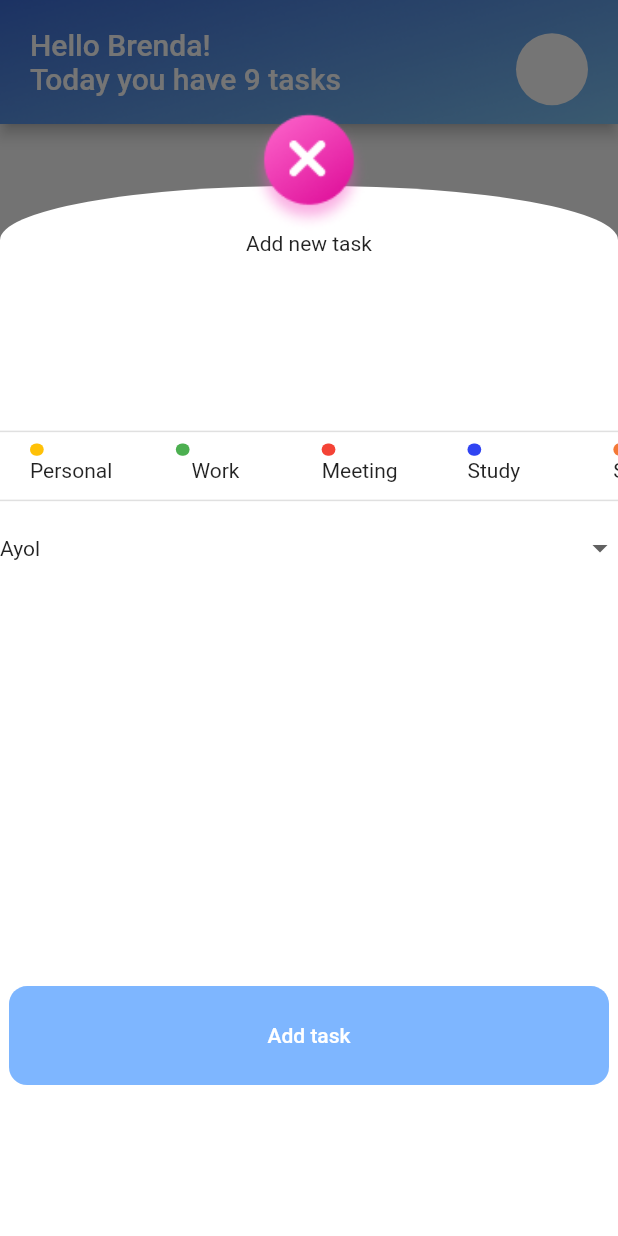
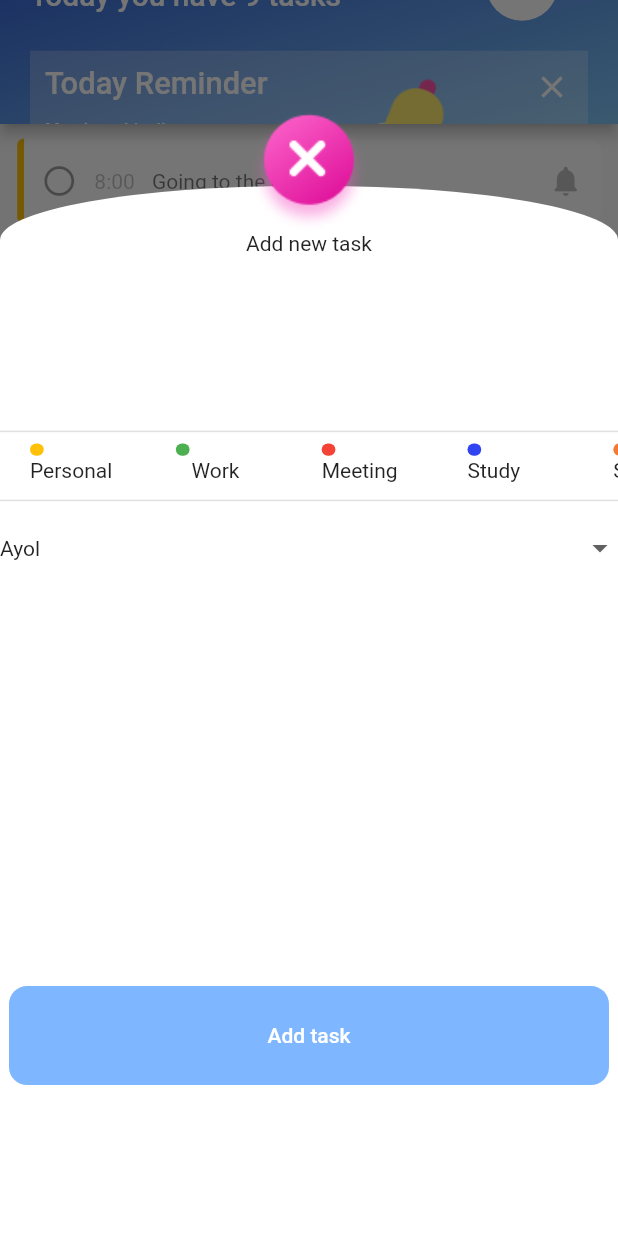
Before and after one commit to adevsgithub/Udevs-Project, a Flutter app: the MainTabsPage screen opened directly, after a tap on the "add" icon, on a phone screen of 412 x 824 dp. Run offline on Flutter 3.47's test engine with Material 2 defaults, Android fonts, the phone set to English and light mode, and no system bars; our stand-ins replace flutter_bloc, flutter_screenutil, flutter_svg.

Commit message:
Changa Abdurahmon push

```diff
--- a/lib/main.dart
+++ b/lib/main.dart
@@ -1,6 +1,7 @@
 import 'package:flutter/material.dart';
 import 'package:flutter_screenutil/flutter_screenutil.dart';
 import 'package:udevs_project/ui/main_tab_page.dart';
+import 'package:udevs_project/ui/onboard_screen.dart';
 
 void main() {
   runApp(const MyApp());
@@ -23,8 +24,8 @@ class MyApp extends StatelessWidget {
           theme: ThemeData(
             primarySwatch: Colors.blue,
           ),
-          // home: const OnboardScreen(),
-          home: MainTabsPage(),
+          home: const OnboardScreen(),
+          // home: const MainTabsPage(),
         );
       },
     );
--- /dev/null
+++ b/lib/models/task.dart
@@ -0,0 +1,15 @@
+import 'package:flutter/material.dart';
+
+enum TaskCategory { personal, work, meeting, shopping, party, study }
+
+class Task {
+  final String title;
+  final TimeOfDay time;
+  final TaskCategory category;
+
+  Task({
+    required this.title,
+    this.time = const TimeOfDay(hour: 00, minute: 00),
+    this.category = TaskCategory.personal,
+  });
+}
--- /dev/null
+++ b/lib/ui/alert-dialog.dart/alert-dialog.dart
@@ -0,0 +1,47 @@
+// ignore_for_file: file_names
+
+import 'package:flutter/material.dart';
+import 'package:flutter_screenutil/flutter_screenutil.dart';
+
+class MyAlertDialog extends StatelessWidget {
+  const MyAlertDialog({super.key});
+
+  @override
+  Widget build(BuildContext context) {
+    return Container(
+      padding: const EdgeInsets.all(10),
+      width: 340.w,
+      height: 90.h,
+      color: Colors.white24,
+      child: Row(
+        crossAxisAlignment: CrossAxisAlignment.start,
+        mainAxisAlignment: MainAxisAlignment.spaceBetween,
+        children: [
+          Column(
+            crossAxisAlignment: CrossAxisAlignment.start,
+            mainAxisAlignment: MainAxisAlignment.spaceBetween,
+            children: [
+              Text('Today Reminder', style: TextStyle(fontWeight: FontWeight.w500, fontSize: 20.sp)),
+              Text('Meeting with client', style: TextStyle(fontSize: 11.sp)),
+              Text('13.00 PM', style: TextStyle(fontSize: 11.sp)),
+            ],
+          ),
+          Padding(
+            padding: const EdgeInsets.only(left: 40.0),
+            child: Image.asset(
+              'assets/icons/bell (1).png',
+              cacheHeight: 100,
+            ),
+          ),
+          IconButton(
+            padding: const EdgeInsets.only(bottom: 20, left: 20),
+            onPressed: () {},
+            icon: const Icon(
+              Icons.close,
+            ),
+          ),
+        ],
+      ),
+    );
+  }
+}
--- /dev/null
+++ b/lib/ui/categories_screen.dart
@@ -0,0 +1,42 @@
+import 'package:flutter/material.dart';
+import 'package:flutter_screenutil/flutter_screenutil.dart';
+
+class CategoriesScreen extends StatelessWidget {
+  const CategoriesScreen({super.key});
+
+  @override
+  Widget build(BuildContext context) {
+    return SingleChildScrollView(
+      child: GridView.builder(
+        itemCount: 6,
+        gridDelegate: SliverGridDelegateWithFixedCrossAxisCount(
+          crossAxisSpacing: 20,
+          crossAxisCount: 2,
+          mainAxisSpacing: 20,
+          mainAxisExtent: 170.h,
+        ),
+        scrollDirection: Axis.vertical,
+        shrinkWrap: true,
+        physics: const NeverScrollableScrollPhysics(),
+        itemBuilder: (context, index) {
+          return GestureDetector(
+            child: Container(
+              decoration: BoxDecoration(
+                borderRadius: BorderRadius.circular(10),
+                color: Colors.white,
+              ),
+              // height: 50.h,
+              // width: 50.w,
+              child: Column(
+                children: const [
+                  Text('Personal'),
+                  Text('24 Task'),
+                ],
+              ),
+            ),
+          );
+        },
+      ),
+    );
+  }
+}
--- a/lib/ui/constants/dot-conteiner.dart
+++ b/lib/ui/constants/dot-conteiner.dart
@@ -1,4 +1,3 @@
-import 'package:flutter/cupertino.dart';
 import 'package:flutter/material.dart';
 import 'package:flutter_screenutil/flutter_screenutil.dart';
 import 'package:udevs_project/constants/app_colors.dart';
@@ -247,7 +246,7 @@ class _MyConteiner5State extends State<MyConteiner5> {
           Container(
             decoration: BoxDecoration(
               borderRadius: BorderRadius.circular(10),
-              color: Color.fromARGB(255, 244, 120, 54),
+              color: const Color.fromARGB(255, 244, 120, 54),
             ),
             height: 8.h,
             width: 8.w,
@@ -256,9 +255,9 @@ class _MyConteiner5State extends State<MyConteiner5> {
             onTap: () {
               if (_color == Colors.transparent) {
                 setState(() {
-                  _color = Color.fromARGB(255, 244, 120, 54);
+                  _color = const Color.fromARGB(255, 244, 120, 54);
                 });
-              } else if (_color == Color.fromARGB(255, 244, 120, 54)) {
+              } else if (_color == const Color.fromARGB(255, 244, 120, 54)) {
                 setState(() {
                   _color = Colors.transparent;
                 });
--- a/lib/ui/constants/my-bottom-sheet.dart
+++ b/lib/ui/constants/my-bottom-sheet.dart
@@ -75,7 +75,7 @@ class _MyBottomSheetState extends State<MyBottomSheet> {
                 MyElevetedBtn(
                   title: 'Add task',
                   onPressed: () {},
-                  colors: Color(0xFF7EB6FF),
+                  colors: const Color(0xFF7EB6FF),
                 ),
               ],
             ),
@@ -100,21 +100,22 @@ class _MyBottomSheetState extends State<MyBottomSheet> {
 
   _myDropDown(BuildContext context) {
     return DropdownButton(
-      underline: SizedBox(),
+      underline: const SizedBox(),
       value: selectedValue,
       isExpanded: true,
       hint: Text(
         'Jinsi',
         style: TextStyle(fontSize: 14, color: Theme.of(context).hintColor),
       ),
+      // ignore: prefer_const_literals_to_create_immutables
       items: [
-        DropdownMenuItem(
+        const DropdownMenuItem(
           value: 'ayol',
-          child: Text('Ayol', style: const TextStyle(fontSize: 14)),
+          child: Text('Ayol', style: TextStyle(fontSize: 14)),
         ),
-        DropdownMenuItem(
+        const DropdownMenuItem(
           value: 'erkak',
-          child: Text('Erkak', style: const TextStyle(fontSize: 14)),
+          child: Text('Erkak', style: TextStyle(fontSize: 14)),
         ),
       ],
       onChanged: (Object? value) {},
--- a/lib/ui/empty_screen.dart
+++ b/lib/ui/empty_screen.dart
@@ -1,22 +1,27 @@
 import 'package:flutter/material.dart';
 import 'package:flutter_screenutil/flutter_screenutil.dart';
+import 'package:udevs_project/ui/categories_screen.dart';
+import 'package:udevs_project/ui/task-list.dart';
+
+import 'alert-dialog.dart/alert-dialog.dart';
 
 class EmptyScreen extends StatelessWidget {
-  const EmptyScreen({super.key});
-
+  const EmptyScreen(this.pressed, {super.key});
+  final bool pressed;
   @override
   Widget build(BuildContext context) {
     return Scaffold(
-      // bottomNavigationBar: MainTabsPage(),
       appBar: PreferredSize(
-        preferredSize: Size.fromHeight(80.h),
+        preferredSize: pressed ? Size.fromHeight(80.h) : Size.fromHeight(220.h),
         child: myAppbar(),
       ),
-      body: Column(
+      body: 3 == 3
+          ? const MyListTask()
+          : Column(
               children: [
                 Center(
                   child: Container(
-              margin: const EdgeInsets.only(top: 180),
+                    margin: const EdgeInsets.only(top: 100),
                     height: 200,
                     width: 200,
                     decoration: const BoxDecoration(
@@ -28,9 +33,7 @@ class EmptyScreen extends StatelessWidget {
                     ),
                   ),
                 ),
-          SizedBox(
-            height: 40.h,
-          ),
+                SizedBox(height: 40.h),
                 Text(
                   'No tasks',
                   style: TextStyle(
@@ -48,25 +51,29 @@ class EmptyScreen extends StatelessWidget {
 
   AppBar myAppbar() {
     return AppBar(
+      backgroundColor: Color(0xFF81C7F5),
       titleSpacing: 0,
-      toolbarHeight: 80.h,
+      toolbarHeight: 220.h,
       automaticallyImplyLeading: false,
       flexibleSpace: Image(
         image: const AssetImage(
           'assets/images/appbar_beck.png',
         ),
-        height: 200.h,
+        height: 400.h,
         fit: BoxFit.cover,
       ),
       title: Container(
         padding: const EdgeInsets.all(20),
         width: double.infinity,
-        child: const Text(
+        child: Column(
+          children: [
+            Row(
+              // ignore: prefer_const_literals_to_create_immutables
+              children: [
+                const Text(
                   'Hello Brenda!\nToday you have 9 tasks',
                 ),
-      ),
-      // ignore: prefer_const_literals_to_create_immutables
-      actions: [
+                const Spacer(),
                 const Padding(
                   padding: EdgeInsets.only(right: 20, top: 10),
                   child: CircleAvatar(
@@ -75,16 +82,17 @@ class EmptyScreen extends StatelessWidget {
                   ),
                 ),
               ],
+            ),
+            const SizedBox(height: 20),
+            const MyAlertDialog()
+          ],
+        ),
+      ),
     );
   }
 
   Container bottomNavigatorBar() {
     return Container(
-      decoration: const BoxDecoration(
-        border: Border(
-            // top: BorderSide(color: Color(0xffE2E6E8), width: 1),
-            ),
-      ),
       height: 94.h,
       child: Row(
         mainAxisAlignment: MainAxisAlignment.spaceEvenly,
@@ -92,7 +100,7 @@ class EmptyScreen extends StatelessWidget {
           Container(
             alignment: Alignment.center,
             decoration: BoxDecoration(
-              color: Color(0xff06AB8D),
+              color: const Color(0xff06AB8D),
               borderRadius: BorderRadius.circular(62),
             ),
             height: 50.h,
--- a/lib/ui/main_tab_page.dart
+++ b/lib/ui/main_tab_page.dart
@@ -16,17 +16,7 @@ class MainTabsPage extends StatefulWidget {
 
 class _MainTabsPageState extends State<MainTabsPage> {
   final tabsCubit = TabsCubit();
-  double _dotsheight = 20.h;
-  double _dotswidht = 30.w;
-
-  get onChanged => null;
-
-  void _boxAnimated() {
-    setState(() {
-      _dotsheight = 70.h;
-      _dotswidht = 100.w;
-    });
-  }
+  bool _isPressed = false;
 
   @override
   Widget build(BuildContext context) {
@@ -37,8 +27,7 @@ class _MainTabsPageState extends State<MainTabsPage> {
           body: IndexedStack(
             index: state,
             children: [
-              const EmptyScreen(),
-              Container(color: Colors.green),
+              EmptyScreen(_isPressed),
             ],
           ),
           floatingActionButton: SizedBox(
@@ -48,38 +37,13 @@ class _MainTabsPageState extends State<MainTabsPage> {
               child: FloatingActionButton(
                 backgroundColor: AppColors.btnColor,
                 onPressed: () {
-                  // showModalBottomSheet(
-                  //     context: context,
-                  //     builder: (context) {
-                  //       // using a scaffold helps to more easily position the FAB
-                  //       return Scaffold(
-                  //         body: Column(
-                  //           crossAxisAlignment: CrossAxisAlignment.center,
-                  //           children: [
-                  //             SizedBox(
-                  //               width: double.maxFinite,
-                  //             ),
-                  //             Padding(
-                  //               padding: EdgeInsets.all(30.0),
-                  //               child: Text("Text in the sheet"),
-                  //             ),
-                  //           ],
-                  //         ),
-                  //         // translate the FAB up by 30
-                  //         floatingActionButton: Container(
-                  //           transform: Matrix4.translationValues(0.0, -30, 0.0), // translate up by 30
-                  //           child: FloatingActionButton(
-                  //             onPressed: () {
-                  //               // do stuff
-                  //               print('doing stuff');
-                  //             },
-                  //             child: Icon(Icons.add),
-                  //           ),
-                  //         ),
-                  //         // dock it to the center top (from which it is translated)
-                  //         floatingActionButtonLocation: FloatingActionButtonLocation.centerTop,
-                  //       );
-                  //     });
+                  _isPressed = true;
+                  setState(() {});
+                  Future.delayed(const Duration(seconds: 2)).then((value) {
+                    _isPressed = false;
+                    setState(() {});
+                  });
+
                   showModalBottomSheet(
                       isScrollControlled: true,
                       context: context,
@@ -104,9 +68,7 @@ class _MainTabsPageState extends State<MainTabsPage> {
           bottomNavigationBar: BottomAppBar(
             child: Container(
               height: 44.h,
-              margin: const EdgeInsets.only(
-                top: 12,
-              ),
+              margin: const EdgeInsets.only(top: 12),
               child: Row(
                 mainAxisSize: MainAxisSize.max,
                 mainAxisAlignment: MainAxisAlignment.spaceEvenly,
@@ -150,5 +112,3 @@ class _MainTabsPageState extends State<MainTabsPage> {
     );
   }
 }
-
-class RaisedButton {}
--- a/lib/ui/onboard_screen.dart
+++ b/lib/ui/onboard_screen.dart
@@ -1,7 +1,7 @@
 import 'package:flutter/material.dart';
 import 'package:flutter_screenutil/flutter_screenutil.dart';
 import 'package:udevs_project/ui/button/my-elevetd_btn.dart';
-import 'package:udevs_project/ui/empty_screen.dart';
+import 'package:udevs_project/ui/main_tab_page.dart';
 
 class OnboardScreen extends StatelessWidget {
   const OnboardScreen({super.key});
@@ -45,12 +45,12 @@ class OnboardScreen extends StatelessWidget {
                     onPressed: () {
                       Navigator.of(context).push(
                         MaterialPageRoute(builder: (context) {
-                          return EmptyScreen();
+                          return const MainTabsPage();
                         }),
                       );
                     },
                   ),
-                  const Spacer()
+                  const Spacer(),
                 ],
               ),
             ),
--- /dev/null
+++ b/lib/ui/task-list.dart
@@ -0,0 +1,99 @@
+import 'package:flutter/material.dart';
+import 'package:flutter_screenutil/flutter_screenutil.dart';
+
+import '../models/task.dart';
+
+List<Task> tasks = [
+  Task(title: 'Going to the gym', time: const TimeOfDay(hour: 08, minute: 00)),
+  Task(title: 'Having a bath', time: const TimeOfDay(hour: 09, minute: 00)),
+  Task(title: 'Have some snack', time: const TimeOfDay(hour: 19, minute: 00)),
+];
+
+class MyListTask extends StatelessWidget {
+  const MyListTask({super.key});
+
+  @override
+  Widget build(BuildContext context) {
+    return ListView.builder(
+      itemCount: tasks.length,
+      itemBuilder: (context, index) {
+        return MyTask(tasks[index]);
+      },
+    );
+  }
+}
+
+class MyTask extends StatelessWidget {
+  const MyTask(this.task, {super.key});
+  final Task task;
+
+  @override
+  Widget build(BuildContext context) {
+    return Column(
+      children: [
+        // Row(
+        //   children: const [
+        //     Padding(
+        //       padding: EdgeInsets.all(8.0),
+        //       child: Text(
+        //         'Today',
+        //         style: TextStyle(
+        //           color: Color(
+        //             0xFF8B87B3,
+        //           ),
+        //         ),
+        //       ),
+        //     ),
+        //   ],
+        // ),
+        Container(
+          decoration: BoxDecoration(
+            borderRadius: BorderRadius.circular(8),
+            color: Colors.white,
+          ),
+          margin: const EdgeInsets.all(10),
+          width: 340.w,
+          height: 55.h,
+          child: Row(
+            children: [
+              Container(
+                decoration: const BoxDecoration(
+                  borderRadius: BorderRadius.horizontal(left: Radius.circular(8)),
+                  color: Colors.amber,
+                ),
+                width: 4.w,
+                height: 55.h,
+              ),
+              SizedBox(width: 10.w),
+              const Icon(
+                Icons.circle_outlined,
+                color: Colors.black38,
+              ),
+              SizedBox(width: 10.w),
+              Text(
+                '${task.time.hour}:${task.time.minute}0',
+                style: const TextStyle(
+                  color: Colors.black26,
+                ),
+              ),
+              SizedBox(width: 10.w),
+              Text(
+                task.title,
+                style: const TextStyle(
+                  color: Colors.black54,
+                ),
+              ),
+              const Spacer(),
+              SizedBox(width: 70.w),
+              const Icon(
+                Icons.notifications_rounded,
+                color: Colors.black26,
+              ),
+              SizedBox(width: 10.w),
+            ],
+          ),
+        ),
+      ],
+    );
+  }
+}
--- a/pubspec.yaml
+++ b/pubspec.yaml
@@ -39,6 +39,11 @@ dependencies:
   flutter_svg: ^1.1.6
   flutter_bloc: ^8.1.1
   expandable_bottom_bar: ^2.0.2
+  firebase_core: ^2.8.0
+  cloud_firestore: ^4.4.5
+  firebase_auth: ^4.3.0
+  provider: ^6.0.5
+  firebase_ui_auth: ^1.1.17
 
 dev_dependencies:
   flutter_test:
```
Also changed, not shown: assets/icons/bell (1).png (added), pubspec.lock, 11 other files. Lines whose indentation alone changed are shown as unchanged.
